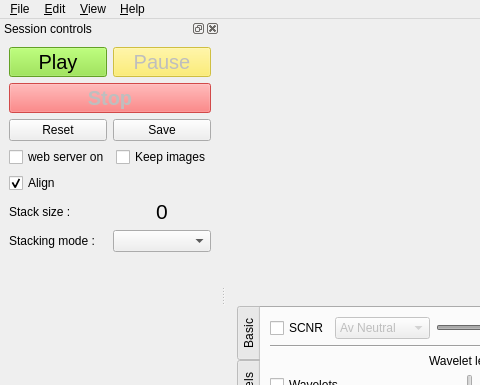
Before: the Qt Designer form src/als/ui/als_ui.ui in gehelem/als, drawn with Qt 5; both pictures show x 0 to 480 and y 0 to 385 of the 1094 by 828 pixel window.
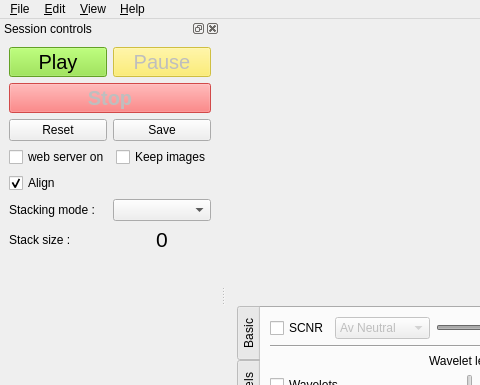
After: the same form once the commit is applied. Icons and pictures are not drawn.

Commit message: Make alignment user choices available to Stacker

Patch:
```diff
--- a/src/als/ui/als_ui.ui
+++ b/src/als/ui/als_ui.ui
@@ -1159,6 +1159,27 @@
        </property>
       </widget>
      </item>
+     <item>
+      <layout class="QHBoxLayout" name="horizontalLayout_11">
+       <item>
+        <widget class="QLabel" name="label_10">
+         <property name="text">
+          <string>Stacking mode :</string>
+         </property>
+        </widget>
+       </item>
+       <item>
+        <widget class="QComboBox" name="cb_stacking_mode">
+         <property name="maximumSize">
+          <size>
+           <width>16777215</width>
+           <height>30</height>
+          </size>
+         </property>
+        </widget>
+       </item>
+      </layout>
+     </item>
      <item>
       <layout class="QHBoxLayout" name="horizontalLayout_2">
        <item>
@@ -1191,27 +1212,6 @@
        </item>
       </layout>
      </item>
-     <item>
-      <layout class="QHBoxLayout" name="horizontalLayout_11">
-       <item>
-        <widget class="QLabel" name="label_10">
-         <property name="text">
-          <string>Stacking mode :</string>
-         </property>
-        </widget>
-       </item>
-       <item>
-        <widget class="QComboBox" name="cb_stacking_mode">
-         <property name="maximumSize">
-          <size>
-           <width>16777215</width>
-           <height>30</height>
-          </size>
-         </property>
-        </widget>
-       </item>
-      </layout>
-     </item>
      <item>
       <spacer name="verticalSpacer">
        <property name="orientation">
```
Left out of the diff: 18 changed lines with no effect on the pictures. The commit also changes 2 other files.
